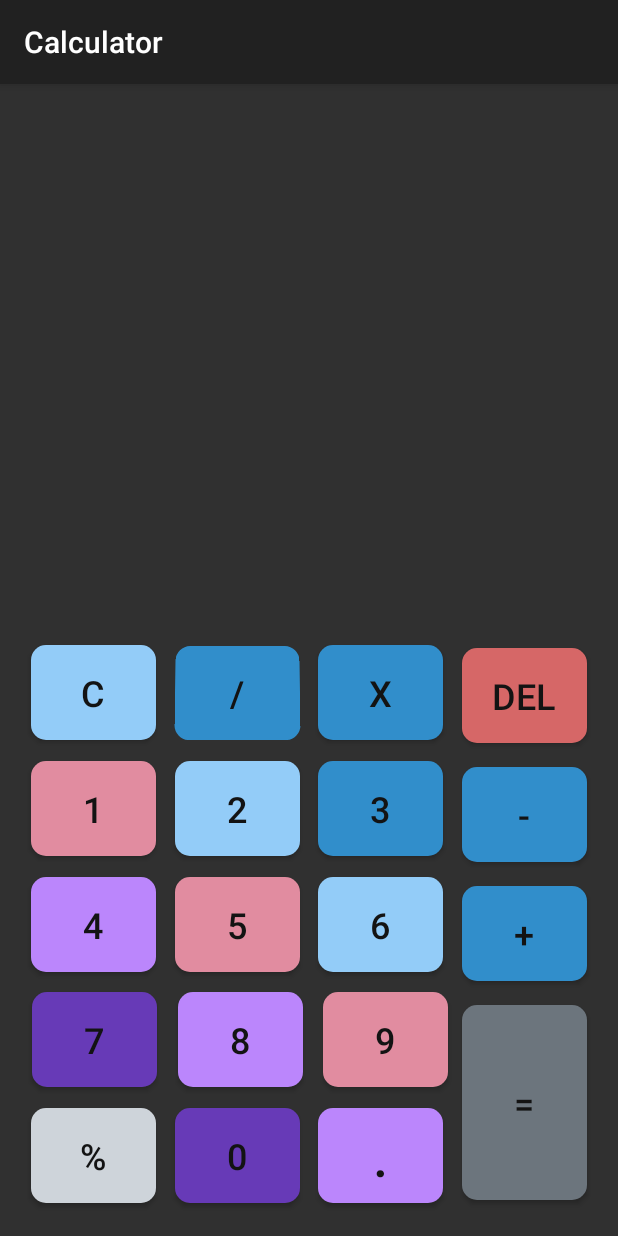
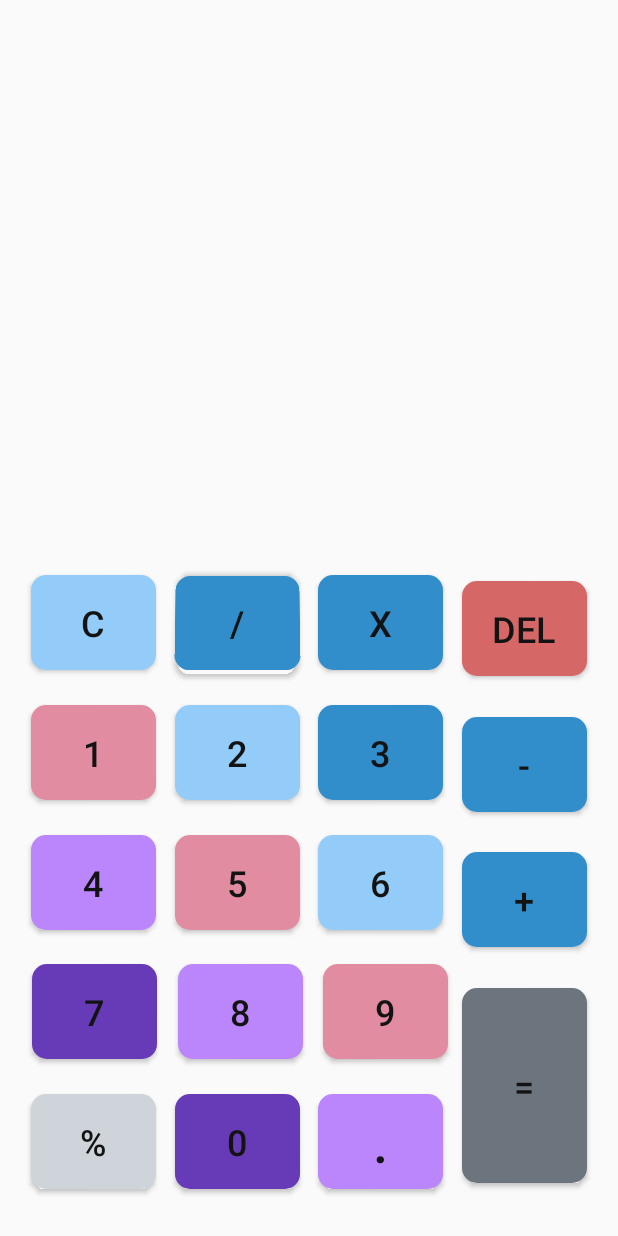
Before and after one commit to Monzer-Osman/Calculator, an Android app: the screen it shows after launch (MainActivity), on a phone screen of 412 x 824 dp. Run offline under Robolectric (Android 15) with nearby library versions, the phone set to English and light mode, and no system bars; 1 statement that could not run was skipped.

Commit message:
fixed some bugs and inhance performance

```diff
--- a/app/src/main/AndroidManifest.xml
+++ b/app/src/main/AndroidManifest.xml
@@ -5,10 +5,10 @@
     <application
         android:allowBackup="true"
         android:icon="@mipmap/calculator_logo1"
-        android:label="Calculator"
+        android:label="@string/app_name"
         android:roundIcon="@mipmap/calculator_logo1"
         android:supportsRtl="true"
-        android:theme="@style/Theme.AppCompat">
+        android:theme="@style/Theme.AppCompat.DayNight.NoActionBar">
         <activity
             android:name=".MainActivity2"
             android:exported="false" />
--- a/app/src/main/java/com/example/calculator/MainActivity.java
+++ b/app/src/main/java/com/example/calculator/MainActivity.java
@@ -1,27 +1,39 @@
 package com.example.calculator;
 import androidx.appcompat.app.AppCompatActivity;
 import android.content.Intent;
+import android.os.Build;
 import android.os.Bundle;
 import android.view.View;
 import android.widget.Button;
+import android.widget.EditText;
 import android.widget.TextView;
 import android.widget.Toast;
 import java.util.ArrayList;
 
 public class MainActivity extends AppCompatActivity {
 
-    TextView text;
-    Button c, del, multi, div, minus, plus, modulus, dot, equal, button[];
-
-    private String number1 = "Null", number2 = "Null";
-    private char sign = 'N';
+    EditText text;
+    Button c;
+    Button del;
+    Button multi;
+    Button div;
+    Button minus;
+    Button plus;
+    Button modulus;
+    Button dot;
+    Button equal;
+    Button[] button;
 
     @Override
     protected void onCreate(Bundle savedInstanceState) {
         super.onCreate(savedInstanceState);
         setContentView(R.layout.activity_main);
 
-        text = findViewById(R.id.screenShow);
+        text = findViewById(R.id.display);
+
+        if (Build.VERSION.SDK_INT >= Build.VERSION_CODES.O) {
+            text.setShowSoftInputOnFocus(false);
+        }
 
         button = new Button[11];
         button[0] = findViewById(R.id.button0);
@@ -48,19 +60,19 @@ public class MainActivity extends AppCompatActivity {
     }
 
     public void onClick0(View view){
-        text.setText(text.getText().toString() + 0 + "");
+        text.setText(text.getText().toString() + 0);
     }
 
     public void onClick1(View view){
-        text.setText(text.getText().toString() + 1 + "");
+        text.setText(text.getText().toString() + 1);
     }
 
     public void onClick2(View view){
-        text.setText(text.getText().toString() + 2 + "");
+        text.setText(text.getText().toString() + 2);
     }
 
     public void onClick3(View view){
-        text.setText(text.getText().toString() + 3 + "");
+        text.setText(text.getText().toString() + 3);
     }
 
     public void onClick4(View view){
@@ -88,7 +100,7 @@ public class MainActivity extends AppCompatActivity {
     }
 
     public void onClickPlus(View view){
-        text.setText(text.getText().toString() + "+");
+        text.setText(text.getText().toString() + "+" + "");
     }
 
     public void onClickMinus(View view){
--- a/app/src/main/res/layout-xxhdpi/activity_main.xml
+++ b/app/src/main/res/layout-xxhdpi/activity_main.xml
@@ -4,37 +4,17 @@
     xmlns:tools="http://schemas.android.com/tools"
     android:layout_width="match_parent"
     android:layout_height="match_parent"
+    android:background="#E6D5D5"
     tools:context=".MainActivity"
     tools:layout_editor_absoluteX="100dp"
     tools:layout_editor_absoluteY="0dp">
 
-    <TextView
-        android:id="@+id/screenShow"
-        android:layout_width="334dp"
-        android:layout_height="75dp"
-        android:layout_marginStart="18dp"
-        android:layout_marginEnd="26dp"
-        android:enabled="true"
-        android:filterTouchesWhenObscured="false"
-        android:gravity="center"
-        android:textAlignment="viewEnd"
-        android:textSize="48sp"
-        android:visibility="visible"
-        app:layout_constraintBottom_toTopOf="@+id/button_division"
-        app:layout_constraintEnd_toEndOf="parent"
-        app:layout_constraintHorizontal_bias="0.277"
-        app:layout_constraintStart_toStartOf="parent"
-        app:layout_constraintTop_toTopOf="parent"
-        app:layout_constraintVertical_bias="0.946"
-        tools:ignore="RtlCompat"
-        tools:visibility="visible" />
-
     <Button
         android:id="@+id/button_c"
-        android:layout_width="83dp"
+        android:layout_width="86dp"
         android:layout_height="63dp"
         android:layout_marginStart="20dp"
-        android:layout_marginTop="340dp"
+        android:layout_marginTop="400dp"
         android:layout_marginEnd="1dp"
         android:layout_marginBottom="1dp"
         android:width="25dp"
@@ -54,7 +34,7 @@
 
     <Button
         android:id="@+id/button9"
-        android:layout_width="83dp"
+        android:layout_width="86dp"
         android:layout_height="63dp"
         android:layout_marginStart="1dp"
         android:layout_marginTop="1dp"
@@ -77,11 +57,11 @@
 
     <Button
         android:id="@+id/button_plus"
-        android:layout_width="83dp"
+        android:layout_width="86dp"
         android:layout_height="63dp"
         android:layout_marginStart="1dp"
         android:layout_marginTop="1dp"
-        android:layout_marginEnd="16dp"
+        android:layout_marginEnd="19dp"
         android:layout_marginBottom="1dp"
         android:background="@drawable/custom_button2"
         android:contextClickable="true"
@@ -98,9 +78,9 @@
 
     <Button
         android:id="@+id/button4"
-        android:layout_width="83dp"
+        android:layout_width="86dp"
         android:layout_height="63dp"
-        android:layout_marginStart="20dp"
+        android:layout_marginStart="21dp"
         android:layout_marginTop="1dp"
         android:layout_marginEnd="1dp"
         android:layout_marginBottom="1dp"
@@ -121,12 +101,12 @@
 
     <Button
         android:id="@+id/button0"
-        android:layout_width="83dp"
+        android:layout_width="86dp"
         android:layout_height="63dp"
         android:layout_marginStart="1dp"
         android:layout_marginTop="1dp"
         android:layout_marginEnd="1dp"
-        android:layout_marginBottom="16dp"
+        android:layout_marginBottom="2dp"
         android:width="25dp"
         android:background="@drawable/custom_button"
         android:backgroundTint="#673AB7"
@@ -144,12 +124,12 @@
 
     <Button
         android:id="@+id/button_equal"
-        android:layout_width="83dp"
+        android:layout_width="86dp"
         android:layout_height="126dp"
         android:layout_marginStart="1dp"
-        android:layout_marginEnd="20dp"
         android:layout_marginTop="1dp"
-        android:layout_marginBottom="14dp"
+        android:layout_marginEnd="2dp"
+        android:layout_marginBottom="1dp"
         android:background="@drawable/custom_button_p4"
         android:backgroundTint="@color/pattern_4"
         android:contextClickable="true"
@@ -166,9 +146,9 @@
 
     <Button
         android:id="@+id/button7"
-        android:layout_width="83dp"
+        android:layout_width="86dp"
         android:layout_height="63dp"
-        android:layout_marginStart="12dp"
+        android:layout_marginStart="4dp"
         android:layout_marginTop="1dp"
         android:layout_marginEnd="1dp"
         android:layout_marginBottom="1dp"
@@ -189,7 +169,7 @@
 
     <Button
         android:id="@+id/button5"
-        android:layout_width="83dp"
+        android:layout_width="86dp"
         android:layout_height="63dp"
         android:layout_marginStart="1dp"
         android:layout_marginTop="1dp"
@@ -212,7 +192,7 @@
 
     <Button
         android:id="@+id/button2"
-        android:layout_width="83dp"
+        android:layout_width="86dp"
         android:layout_height="63dp"
         android:layout_marginStart="1dp"
         android:layout_marginTop="1dp"
@@ -234,14 +214,14 @@
 
     <Button
         android:id="@+id/button_minus"
-        android:layout_width="83dp"
+        android:layout_width="86dp"
         android:layout_height="63dp"
         android:layout_marginStart="1dp"
         android:layout_marginTop="1dp"
-        android:layout_marginEnd="16dp"
+        android:layout_marginEnd="3dp"
         android:layout_marginBottom="1dp"
         android:background="@drawable/custom_button2"
-        android:backgroundTint="@color/first"
+        android:backgroundTint="@color/purple_700"
         android:contextClickable="true"
         android:gravity="center"
         android:onClick="onClickMinus"
@@ -256,7 +236,7 @@
 
     <Button
         android:id="@+id/button6"
-        android:layout_width="83dp"
+        android:layout_width="86dp"
         android:layout_height="63dp"
         android:layout_marginStart="1dp"
         android:layout_marginTop="1dp"
@@ -278,12 +258,12 @@
 
     <Button
         android:id="@+id/button_modlus"
-        android:layout_width="83dp"
+        android:layout_width="86dp"
         android:layout_height="63dp"
-        android:layout_marginStart="16dp"
+        android:layout_marginStart="3dp"
         android:layout_marginTop="1dp"
         android:layout_marginEnd="1dp"
-        android:layout_marginBottom="16dp"
+        android:layout_marginBottom="2dp"
         android:width="25dp"
         android:background="@drawable/custom_button3"
         android:contextClickable="true"
@@ -300,7 +280,7 @@
 
     <Button
         android:id="@+id/button3"
-        android:layout_width="83dp"
+        android:layout_width="86dp"
         android:layout_height="63dp"
         android:layout_marginStart="1dp"
         android:layout_marginTop="1dp"
@@ -322,12 +302,12 @@
 
     <Button
         android:id="@+id/button_dot"
-        android:layout_width="83dp"
+        android:layout_width="86dp"
         android:layout_height="63dp"
         android:layout_marginStart="1dp"
         android:layout_marginTop="1dp"
         android:layout_marginEnd="1dp"
-        android:layout_marginBottom="16dp"
+        android:layout_marginBottom="2dp"
         android:width="25dp"
         android:background="@drawable/custom_button"
         android:backgroundTint="@color/purple_200"
@@ -345,10 +325,10 @@
 
     <Button
         android:id="@+id/button_division"
-        android:layout_width="83dp"
+        android:layout_width="86dp"
         android:layout_height="63dp"
         android:layout_marginStart="1dp"
-        android:layout_marginTop="340dp"
+        android:layout_marginTop="400dp"
         android:layout_marginEnd="1dp"
         android:layout_marginBottom="1dp"
         android:width="25dp"
@@ -368,11 +348,11 @@
 
     <Button
         android:id="@+id/button_del"
-        android:layout_width="83dp"
+        android:layout_width="86dp"
         android:layout_height="63dp"
         android:layout_marginStart="1dp"
-        android:layout_marginTop="337dp"
-        android:layout_marginEnd="16dp"
+        android:layout_marginTop="400dp"
+        android:layout_marginEnd="19dp"
         android:layout_marginBottom="1dp"
         android:background="@drawable/custom_button3"
         android:backgroundTint="#D66767"
@@ -390,7 +370,7 @@
 
     <Button
         android:id="@+id/button8"
-        android:layout_width="83dp"
+        android:layout_width="86dp"
         android:layout_height="63dp"
         android:layout_marginStart="1dp"
         android:layout_marginTop="1dp"
@@ -413,14 +393,15 @@
 
     <Button
         android:id="@+id/button_multiply"
-        android:layout_width="83dp"
+        android:layout_width="86dp"
         android:layout_height="63dp"
         android:layout_marginStart="1dp"
-        android:layout_marginTop="340dp"
+        android:layout_marginTop="400dp"
         android:layout_marginEnd="1dp"
         android:layout_marginBottom="1dp"
         android:width="25dp"
         android:background="@drawable/custom_button2"
+        android:backgroundTint="@color/purple_700"
         android:contextClickable="true"
         android:gravity="center"
         android:onClick="onClickMulti"
@@ -435,9 +416,9 @@
 
     <Button
         android:id="@+id/button1"
-        android:layout_width="83dp"
+        android:layout_width="86dp"
         android:layout_height="63dp"
-        android:layout_marginStart="18dp"
+        android:layout_marginStart="3dp"
         android:layout_marginBottom="1dp"
         android:width="25dp"
         android:background="@drawable/custom_button"
@@ -454,4 +435,20 @@
         app:layout_constraintStart_toStartOf="parent"
         app:layout_constraintTop_toBottomOf="@+id/button_c" />
 
+    <EditText
+        android:id="@+id/display"
+        android:layout_width="358dp"
+        android:layout_height="102dp"
+        android:ems="10"
+        android:inputType="textPersonName"
+        android:layoutDirection="rtl"
+        android:textDirection="rtl"
+        android:textSize="48sp"
+        app:layout_constraintBottom_toBottomOf="parent"
+        app:layout_constraintEnd_toEndOf="parent"
+        app:layout_constraintHorizontal_bias="0.49"
+        app:layout_constraintStart_toStartOf="parent"
+        app:layout_constraintTop_toTopOf="parent"
+        app:layout_constraintVertical_bias="0.365" />
+
 </androidx.constraintlayout.widget.ConstraintLayout>
```
